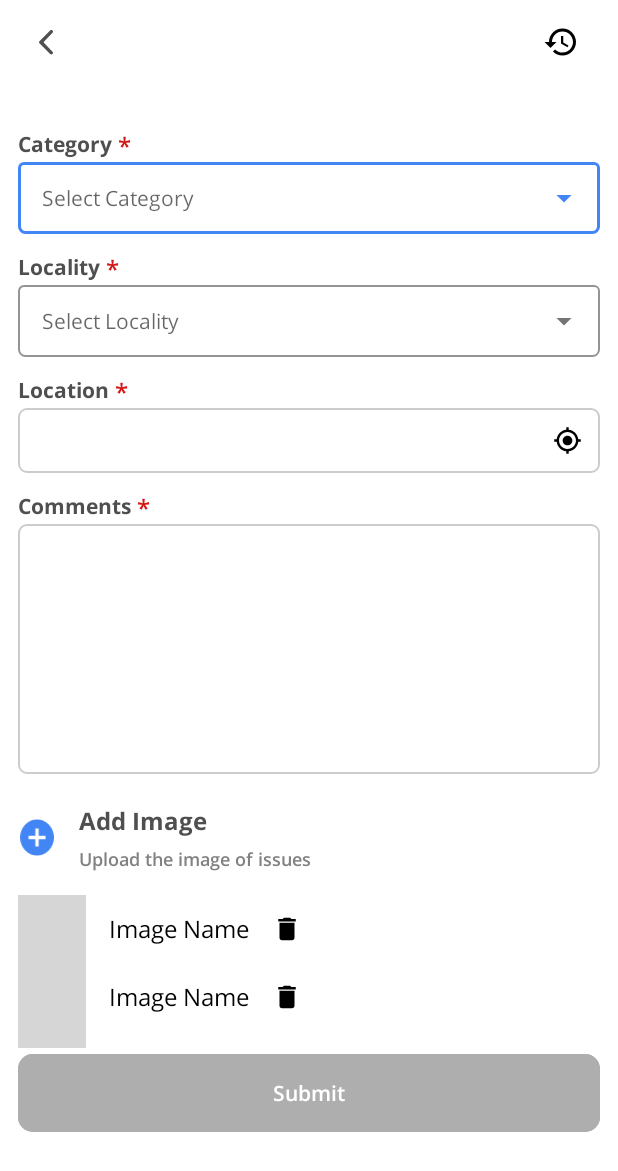
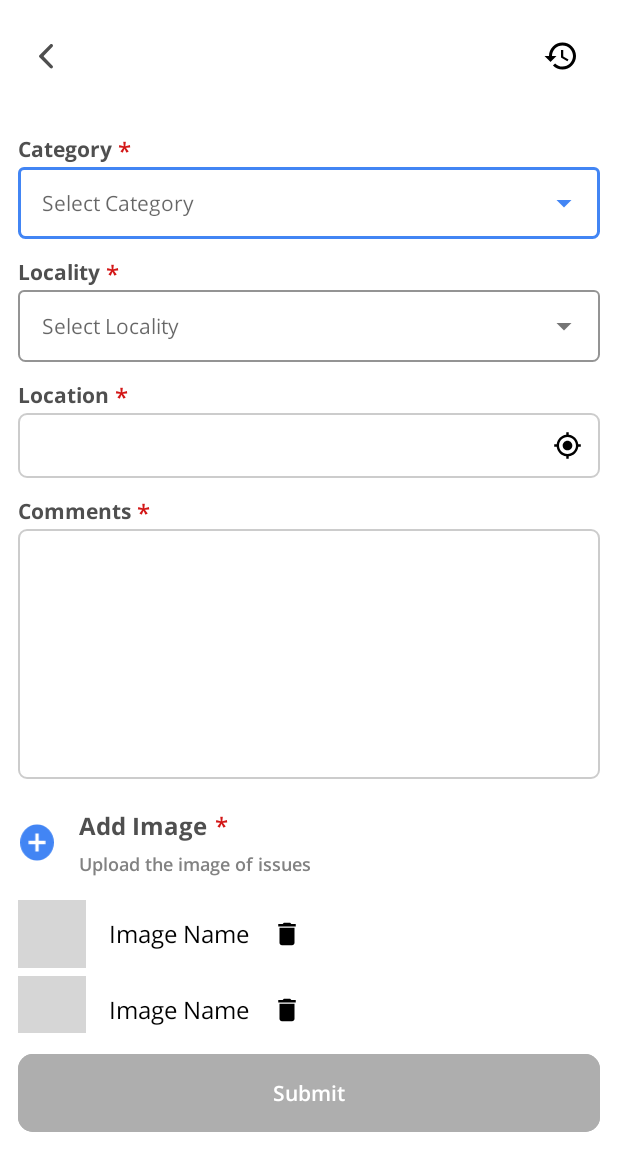
Before and after one commit to saurabhSRJ/HumaraNagar-Android, an Android app: the layout fragment_report.xml on its own in the app's theme, with its tools: preview values and no code run, on a phone screen of 412 x 824 dp. Shown: the top 1171 px of the screen. Run offline under Robolectric (Android 15) with nearby library versions, the phone set to English and light mode, and no system bars; grey boxes are pictures that could not be loaded.

Commit message:
Fixed and completed the assigned tasks

```diff
--- a/app/build.gradle
+++ b/app/build.gradle
@@ -93,4 +93,6 @@ dependencies {
     testImplementation 'junit:junit:4.13.2'
     androidTestImplementation 'androidx.test.ext:junit:1.1.4'
     androidTestImplementation 'androidx.test.espresso:espresso-core:3.5.0'
+    //ToolTip -> Balloon
+    implementation "com.github.skydoves:balloon:1.5.2"
 }
--- a/app/src/main/AndroidManifest.xml
+++ b/app/src/main/AndroidManifest.xml
@@ -12,7 +12,6 @@
     <uses-permission android:name="android.permission.READ_EXTERNAL_STORAGE" />
     <uses-permission android:name="android.permission.WRITE_EXTERNAL_STORAGE" />
     <uses-permission android:name="android.permission.CAMERA" />
-    <uses-permission android:name="android.permission.WRITE_EXTERNAL_STORAGE" />
 
     <application
         android:name="com.humara.nagar.NagarApp"
--- a/app/src/main/java/com/humara/nagar/constants/SharedPreferenceKeys.kt
+++ b/app/src/main/java/com/humara/nagar/constants/SharedPreferenceKeys.kt
@@ -15,6 +15,7 @@ interface SharedPreferenceKeys {
         companion object {
             const val MOBILE_NUMBER = "MOBILE_NUMBER"
             const val USER_PROFILE = "USER_PROFILE"
+            const val HISTORY_TOOLTIP_COUNTER = "HISTORY_TOOLTIP_COUNTER"
         }
     }
 
--- a/app/src/main/java/com/humara/nagar/shared_pref/UserPreference.kt
+++ b/app/src/main/java/com/humara/nagar/shared_pref/UserPreference.kt
@@ -18,6 +18,10 @@ class UserPreference(context: Context) : EncryptedSharedPreference(context, Cons
         get() = getObject(SharedPreferenceKeys.UserPreferenceKeys.USER_PROFILE, User::class.java)
         set(value) = putObject(SharedPreferenceKeys.UserPreferenceKeys.USER_PROFILE, value)
 
+    inline var historyToolTipCounter: Int
+        get() = getInt(SharedPreferenceKeys.UserPreferenceKeys.HISTORY_TOOLTIP_COUNTER, 0)
+        set(value) = putInt(SharedPreferenceKeys.UserPreferenceKeys.HISTORY_TOOLTIP_COUNTER, value)
+
     inline val isUserLoggedIn: Boolean
         get() = false
 //        get() = (userProfile != null)
--- a/app/src/main/java/com/humara/nagar/ui/custom_views/FormInputWithHeader.kt
+++ b/app/src/main/java/com/humara/nagar/ui/custom_views/FormInputWithHeader.kt
@@ -128,9 +128,9 @@ class FormInputWithHeader @JvmOverloads constructor(
         binding.etInput.filters = arrayOf<InputFilter>(InputFilter.LengthFilter(maxLength))
     }
 
-    fun setLayoutListener(listener: () -> Unit) {
+    fun setLayoutListener(isFocusable: Boolean, listener: () -> Unit) {
         binding.run {
-            etInput.isFocusable = false
+            etInput.isFocusable = isFocusable
             etInput.setNonDuplicateClickListener {
                 listener.invoke()
             }
--- a/app/src/main/java/com/humara/nagar/ui/signup/profile_creation/ProfileCreationFragment.kt
+++ b/app/src/main/java/com/humara/nagar/ui/signup/profile_creation/ProfileCreationFragment.kt
@@ -71,7 +71,8 @@ class ProfileCreationFragment : BaseFragment() {
                 profileCreationViewModel.setParentName(it)
             }
             inputPhoneNumber.setInput(Utils.getMobileNumberWithCountryCode(getUserPreference().mobileNumber))
-            inputDob.setLayoutListener {
+
+            inputDob.setLayoutListener(false) {
                 DatePickerDialogFragment().show(childFragmentManager, DatePickerDialogFragment.TAG)
             }
             toggleGender.addOnButtonCheckedListener { _, checkedId, _ ->
--- a/app/src/main/res/layout/fragment_report.xml
+++ b/app/src/main/res/layout/fragment_report.xml
@@ -20,6 +20,7 @@
             android:id="@+id/sv_form"
             android:layout_width="match_parent"
             android:layout_height="0dp"
+            android:layout_marginBottom="10dp"
             app:layout_constraintBottom_toTopOf="@+id/btn_submit"
             app:layout_constraintTop_toBottomOf="@+id/includedToolbar">
 
@@ -99,6 +100,17 @@
                         app:layout_constraintStart_toEndOf="@+id/add_btn"
                         app:layout_constraintTop_toTopOf="parent" />
 
+                    <androidx.appcompat.widget.AppCompatTextView
+                        android:id="@+id/uploadImage_required"
+                        style="@style/OpenSansSemiBold16sp"
+                        android:layout_width="wrap_content"
+                        android:layout_height="wrap_content"
+                        android:text="@string/asterisk"
+                        android:layout_marginStart="5dp"
+                        android:textColor="@color/red_asterisk_D31717"
+                        app:layout_constraintStart_toEndOf="@+id/textView"
+                        app:layout_constraintTop_toTopOf="parent" />
+
                     <TextView
                         android:id="@+id/textView_subtitle"
                         android:layout_width="wrap_content"
--- a/app/src/main/res/layout/image_preview_recyclerview_item.xml
+++ b/app/src/main/res/layout/image_preview_recyclerview_item.xml
@@ -1,9 +1,13 @@
 <?xml version="1.0" encoding="utf-8"?>
-<androidx.constraintlayout.widget.ConstraintLayout xmlns:android="http://schemas.android.com/apk/res/android"
+
+<layout xmlns:android="http://schemas.android.com/apk/res/android"
     xmlns:app="http://schemas.android.com/apk/res-auto"
-    xmlns:tools="http://schemas.android.com/tools"
+    xmlns:tools="http://schemas.android.com/tools">
+
+    <androidx.constraintlayout.widget.ConstraintLayout
         android:layout_width="match_parent"
-    android:layout_height="wrap_content">
+        android:layout_height="wrap_content"
+        android:paddingBottom="5dp">
 
         <LinearLayout
             android:id="@+id/image_preview_layout"
@@ -44,3 +48,5 @@
         </LinearLayout>
 
     </androidx.constraintlayout.widget.ConstraintLayout>
+
+</layout>
--- a/app/src/main/res/layout/toolbar_layout.xml
+++ b/app/src/main/res/layout/toolbar_layout.xml
@@ -8,6 +8,7 @@
         android:layout_height="wrap_content"
         android:background="@android:color/transparent"
         android:gravity="center"
+        android:paddingTop="15dp"
         android:minHeight="?android:attr/actionBarSize">
 
         <ImageView
--- a/app/src/main/res/values/strings.xml
+++ b/app/src/main/res/values/strings.xml
@@ -62,6 +62,7 @@
     <string name="imagePickingLimit">You can only pick 2 images</string>
     <string name="select_images">Select Images</string>
     <string name="provider_name">com.example.provider</string>
+    <string name="trackYourPastComplaints">Track Your Past Complaints</string>
 
     <!-- Report Status Values -->
     <string name="sent">Sent</string>
@@ -85,5 +86,7 @@
         <item>Town centre</item>
         <item>Outskirts</item>
     </string-array>
+<!-- TODO: Remove or change this placeholder text -->
+    <string name="hello_blank_fragment">Hello blank fragment</string>
 
 </resources>
```
Also changed, not shown: app/src/main/java/com/humara/nagar/adapter/ImagePreviewAdapter.kt (+31 -21 lines), app/src/main/java/com/humara/nagar/ui/report/ReportFragment.kt (+67 -25 lines), app/src/main/java/com/humara/nagar/ui/report/ReportViewModel.kt (+9 -1 lines). Lines whose indentation alone changed are shown as unchanged.
